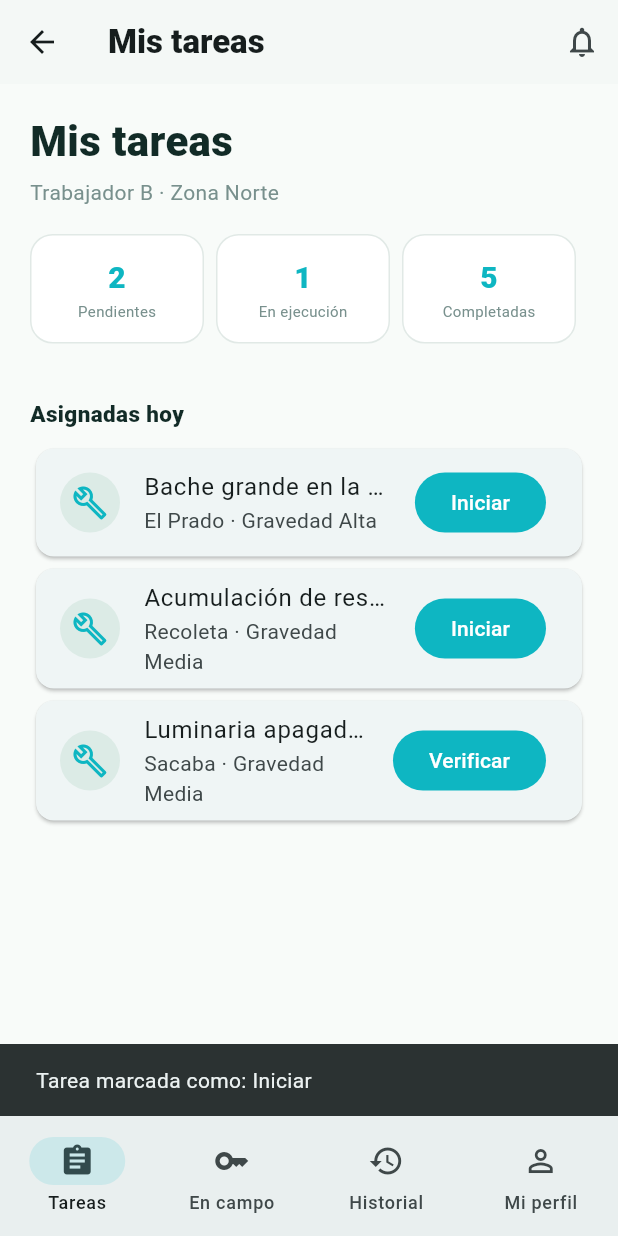
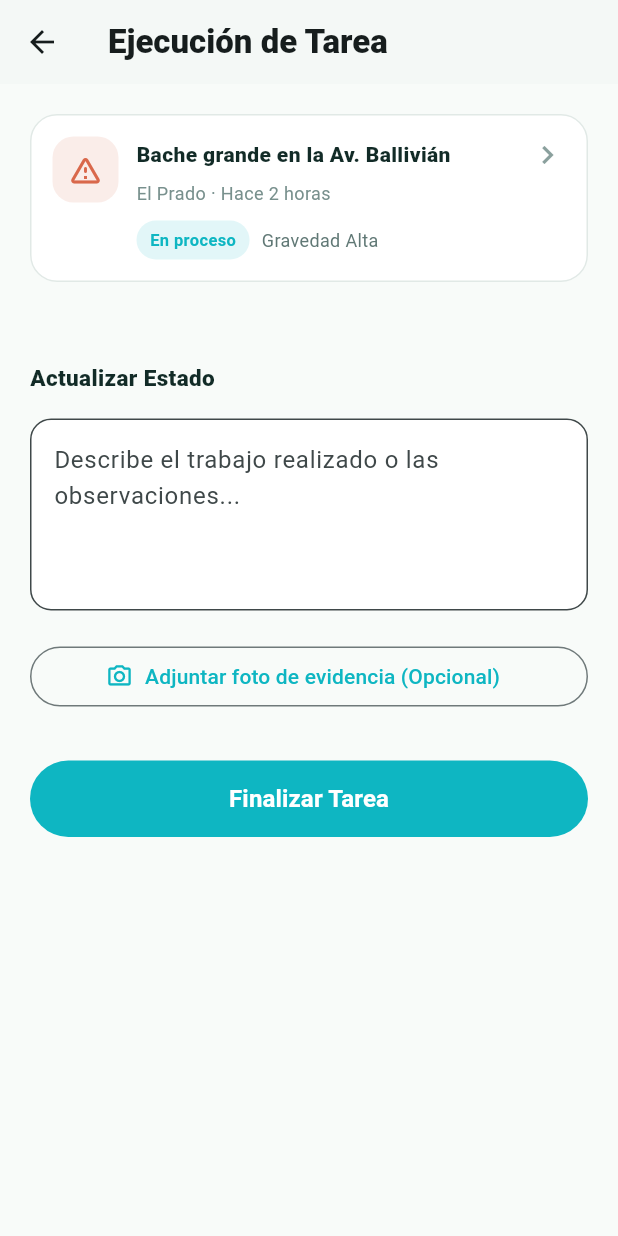
Before and after one commit to Marce0c0/Radar-Kochala, a Flutter app: the FieldWorkerView screen opened directly, after a tap on "Iniciar", on a phone screen of 412 x 824 dp. Run offline on Flutter 3.47's test engine with Material 3 defaults, Android fonts, the phone set to English and light mode, and no system bars; our stand-ins replace flutter_map, geolocator, image_picker, latlong2.

Commit message:
fix: mejoras en UX para Operador y Trabajador de Campo
- Se habilitó la navegación por pestañas (StatefulWidget + IndexedStack) para el Encargado de Campo.
- Se creó TaskExecutionView para tener una interfaz dedicada al resolver una tarea.
- Se implementó FlutterMap en el panel de Operadores reemplazando el mapa estático.
- Se conectaron correctamente los callbacks (onOpen) a los botones de reportes hardcodeados.

```diff
--- a/lib/views/staff/staff_views.dart
+++ b/lib/views/staff/staff_views.dart
@@ -1,9 +1,12 @@
 import 'package:flutter/material.dart';
+import 'package:flutter_map/flutter_map.dart'; // <-- Importamos el mapa
+import 'package:latlong2/latlong.dart'; // <-- Importamos latlong para coordenadas
 import '../../core/theme/app_theme.dart';
 import '../../data/models/report.dart';
 import '../reports/detail_view.dart';
 import '../widgets/report_card.dart';
 
+// --- MOCKS DE DATOS ---
 const _fieldPotholeTask = Report(
   id: '1',
   title: 'Bache grande en la Av. Ballivián',
@@ -30,6 +33,35 @@ const _fieldWasteTask = Report(
   longitude: -66.15,
 );
 
+const _mockReport3 = Report(
+  id: '3',
+  title: 'Hundimiento sobre la vía',
+  category: ReportCategory.pothole,
+  status: ReportStatus.reported,
+  neighborhood: 'Recoleta',
+  time: 'Hace 1 h',
+  severity: 'Alta',
+  description: 'Hundimiento visible en la calzada.',
+  latitude: -17.3850,
+  longitude: -66.1520,
+);
+
+const _mockReport4 = Report(
+  id: '4',
+  title: 'Luminaria apagada de noche',
+  category: ReportCategory.lighting,
+  status: ReportStatus.inProgress,
+  neighborhood: 'Sacaba',
+  time: 'Hace 3 h',
+  severity: 'Media',
+  description: 'Luminaria sin funcionamiento.',
+  latitude: -17.3950,
+  longitude: -66.1420,
+);
+
+// ==========================================
+// VISTA PRINCIPAL DEL STAFF (OPERADOR / ADMIN)
+// ==========================================
 class StaffHubView extends StatefulWidget {
   const StaffHubView({super.key, this.initialSection = 0});
 
@@ -102,16 +134,31 @@ class _StaffHubViewState extends State<StaffHubView> {
       .showSnackBar(SnackBar(content: Text(message)));
 }
 
-class FieldWorkerView extends StatelessWidget {
+// ==========================================
+// VISTA DEL ENCARGADO DE CAMPO (CORREGIDA)
+// ==========================================
+class FieldWorkerView extends StatefulWidget {
   const FieldWorkerView({super.key});
 
   @override
-  Widget build(BuildContext context) => Scaffold(
+  State<FieldWorkerView> createState() => _FieldWorkerViewState();
+}
+
+class _FieldWorkerViewState extends State<FieldWorkerView> {
+  int _currentIndex = 0; // Estado para controlar las pestañas
+
+  @override
+  Widget build(BuildContext context) {
+    return Scaffold(
       appBar: AppBar(
         title: const Text('Mis tareas', style: TextStyle(fontWeight: FontWeight.w900)),
         actions: [IconButton(onPressed: () {}, icon: const Icon(Icons.notifications_none))],
       ),
-        body: ListView(
+      body: IndexedStack(
+        index: _currentIndex,
+        children: [
+          // Pestaña 0: Lista de Tareas
+          ListView(
             padding: const EdgeInsets.fromLTRB(20, 18, 20, 30),
             children: const [
               _PageIntro(title: 'Mis tareas', subtitle: 'Trabajador B · Zona Norte'),
@@ -120,24 +167,20 @@ class FieldWorkerView extends StatelessWidget {
               _Heading('Asignadas hoy'),
               _TaskCard(report: _fieldPotholeTask, action: 'Iniciar'),
               _TaskCard(report: _fieldWasteTask, action: 'Iniciar'),
-            _TaskCard(
-              report: Report(
-                id: '4',
-                title: 'Luminaria apagada de noche',
-                category: ReportCategory.lighting,
-                status: ReportStatus.inProgress,
-                neighborhood: 'Sacaba',
-                time: 'Hace 3 h',
-                severity: 'Media',
-                description: 'Luminaria sin funcionamiento.',
+              _TaskCard(report: _mockReport4, action: 'Verificar'),
+            ],
           ),
-              action: 'Verificar',
-            ),
+          // Pestaña 1: En Campo (Placeholder)
+          const Center(child: Text('Modo "En campo" (Mapa de ruta) próximo a implementarse', style: TextStyle(color: Colors.grey))),
+          // Pestaña 2: Historial (Placeholder)
+          const Center(child: Text('Historial de tareas finalizadas', style: TextStyle(color: Colors.grey))),
+          // Pestaña 3: Perfil (Placeholder)
+          const Center(child: Text('Configuración del perfil del trabajador', style: TextStyle(color: Colors.grey))),
         ],
       ),
       bottomNavigationBar: NavigationBar(
-          selectedIndex: 0,
-          onDestinationSelected: (_) {},
+        selectedIndex: _currentIndex,
+        onDestinationSelected: (index) => setState(() => _currentIndex = index),
         destinations: const [
           NavigationDestination(icon: Icon(Icons.assignment_outlined), selectedIcon: Icon(Icons.assignment), label: 'Tareas'),
           NavigationDestination(icon: Icon(Icons.key_outlined), selectedIcon: Icon(Icons.key), label: 'En campo'),
@@ -147,6 +190,58 @@ class FieldWorkerView extends StatelessWidget {
       ),
     );
   }
+}
+
+// Pantalla para ejecutar/completar una tarea (NUEVA)
+class TaskExecutionView extends StatelessWidget {
+  const TaskExecutionView({super.key, required this.report});
+  final Report report;
+
+  @override
+  Widget build(BuildContext context) {
+    return Scaffold(
+      appBar: AppBar(title: const Text('Ejecución de Tarea', style: TextStyle(fontWeight: FontWeight.w900))),
+      body: ListView(
+        padding: const EdgeInsets.all(20),
+        children: [
+          ReportCard(report: report, onTap: () {}),
+          const SizedBox(height: 24),
+          const _Heading('Actualizar Estado'),
+          const SizedBox(height: 8),
+          TextField(
+            maxLines: 4,
+            decoration: InputDecoration(
+              hintText: 'Describe el trabajo realizado o las observaciones...',
+              border: OutlineInputBorder(borderRadius: BorderRadius.circular(14)),
+              filled: true,
+              fillColor: Colors.white,
+            ),
+          ),
+          const SizedBox(height: 20),
+          OutlinedButton.icon(
+            onPressed: () {
+              ScaffoldMessenger.of(context).showSnackBar(const SnackBar(content: Text('Abriendo cámara...')));
+            },
+            icon: const Icon(Icons.camera_alt_outlined),
+            label: const Text('Adjuntar foto de evidencia (Opcional)'),
+          ),
+          const SizedBox(height: 32),
+          FilledButton(
+            onPressed: () {
+              ScaffoldMessenger.of(context).showSnackBar(const SnackBar(content: Text('Tarea marcada como completada')));
+              Navigator.pop(context); // Volver a la lista
+            },
+            style: FilledButton.styleFrom(
+              padding: const EdgeInsets.symmetric(vertical: 14),
+              backgroundColor: AppTheme.teal,
+            ),
+            child: const Text('Finalizar Tarea', style: TextStyle(fontSize: 16, fontWeight: FontWeight.bold)),
+          ),
+        ],
+      ),
+    );
+  }
+}
 
 class _TaskCard extends StatelessWidget {
   const _TaskCard({required this.report, required this.action});
@@ -155,71 +250,107 @@ class _TaskCard extends StatelessWidget {
 
   @override
   Widget build(BuildContext context) => Card(
+        margin: const EdgeInsets.only(bottom: 10),
         child: ListTile(
           leading: const CircleAvatar(backgroundColor: Color(0xffdcebe6), child: Icon(Icons.build_outlined, color: AppTheme.teal)),
           title: Text(report.title, maxLines: 1, overflow: TextOverflow.ellipsis),
           subtitle: Text('${report.neighborhood} · Gravedad ${report.severity}'),
           trailing: FilledButton(
-            onPressed: () => ScaffoldMessenger.of(context).showSnackBar(SnackBar(content: Text('Tarea marcada como: $action'))),
+            onPressed: () => Navigator.push(context, MaterialPageRoute(builder: (_) => TaskExecutionView(report: report))),
             child: Text(action),
           ),
         ),
       );
 }
 
+// ==========================================
+// VISTAS INTERNAS DEL OPERADOR MUNICIPAL
+// ==========================================
 class _OperatorBoard extends StatelessWidget {
   const _OperatorBoard({required this.onOpen});
   final ValueChanged<Report> onOpen;
+
   @override
   Widget build(BuildContext context) => ListView(
         padding: const EdgeInsets.fromLTRB(20, 18, 20, 30),
         children: [
-          const _PageIntro(
-              title: 'Panel operador',
-              subtitle: 'Distrito Centro · Turno mañana'),
-          const _StatsRow(items: [
-            ('3', 'Pendientes'),
-            ('2', 'En proceso'),
-            ('3', 'Resueltas')
-          ]),
+          const _PageIntro(title: 'Panel operador', subtitle: 'Distrito Centro · Turno mañana'),
+          const _StatsRow(items: [('3', 'Pendientes'), ('2', 'En proceso'), ('3', 'Resueltas')]),
           const _Heading('Requieren validación'),
-          _StaffReport(
-              report: reportsSeed[1],
-              action: 'Validar',
-              onTap: () => onOpen(reportsSeed[1])),
-          _StaffReport(
-              report: const Report(
-                  id: '3',
-                  title: 'Hundimiento sobre la vía',
-                  category: ReportCategory.pothole,
-                  status: ReportStatus.reported,
-                  neighborhood: 'Recoleta',
-                  time: 'Hace 1 h',
-                  severity: 'Alta',
-                  description: 'Hundimiento visible en la calzada.'),
-              action: 'Validar',
-              onTap: () {}),
+          _StaffReport(report: reportsSeed[1], action: 'Validar', onTap: () => onOpen(reportsSeed[1])),
+          // Corrección: onOpen asignado correctamente en lugar de () {}
+          _StaffReport(report: _mockReport3, action: 'Validar', onTap: () => onOpen(_mockReport3)),
           const _Heading('En proceso'),
-          _StaffReport(
-              report: reportsSeed[0],
-              action: 'Asignar',
-              onTap: () => onOpen(reportsSeed[0])),
-          _StaffReport(
-              report: const Report(
-                  id: '4',
-                  title: 'Luminaria apagada de noche',
-                  category: ReportCategory.lighting,
-                  status: ReportStatus.inProgress,
-                  neighborhood: 'Sacaba',
-                  time: 'Hace 3 h',
-                  severity: 'Media',
-                  description: 'Luminaria sin funcionamiento.'),
-              action: 'Asignar',
-              onTap: () {}),
+          _StaffReport(report: reportsSeed[0], action: 'Asignar', onTap: () => onOpen(reportsSeed[0])),
+          // Corrección: onOpen asignado correctamente
+          _StaffReport(report: _mockReport4, action: 'Asignar', onTap: () => onOpen(_mockReport4)),
         ],
       );
 }
 
+class _StaffMapView extends StatelessWidget {
+  const _StaffMapView({required this.onOpen});
+  final ValueChanged<Report> onOpen;
+
+  @override
+  Widget build(BuildContext context) {
+    // Lista de reportes simulados activos para el mapa
+    final activeReports = [reportsSeed[0], reportsSeed[1], _mockReport3, _mockReport4];
+
+    return ListView(
+      padding: const EdgeInsets.all(20),
+      children: [
+        const _PageIntro(title: 'Mapa de reportes', subtitle: 'Vista operador · Todos los activos'),
+
+        // CORRECCIÓN: Mapa Real Integrado para Operadores
+        ClipRRect(
+          borderRadius: BorderRadius.circular(20),
+          child: SizedBox(
+            height: 300,
+            child: FlutterMap(
+              options: const MapOptions(
+                initialCenter: LatLng(-17.3895, -66.1568),
+                initialZoom: 13.5,
+              ),
+              children: [
+                TileLayer(
+                  urlTemplate: 'https://tile.openstreetmap.org/{z}/{x}/{y}.png',
+                  userAgentPackageName: 'com.example.cochabamba_reporta',
+                ),
+                MarkerLayer(
+                  markers: activeReports.map((report) => Marker(
+                    point: LatLng(report.latitude ?? -17.3895, report.longitude ?? -66.1568),
+                    width: 40,
+                    height: 40,
+                    child: GestureDetector(
+                      onTap: () => onOpen(report), // Abre el detalle al tocar el marcador
+                      child: Container(
+                        decoration: BoxDecoration(
+                          color: AppTheme.ink,
+                          shape: BoxShape.circle,
+                          border: Border.all(color: Colors.white, width: 2),
+                          boxShadow: const [BoxShadow(color: Colors.black26, blurRadius: 4)],
+                        ),
+                        child: const Icon(Icons.report_problem, color: Colors.white, size: 20),
+                      ),
+                    ),
+                  )).toList(),
+                ),
+              ],
+            ),
+          ),
+        ),
+        const SizedBox(height: 20),
+        const _Heading('Lista rápida'),
+        ...activeReports.map((r) => _StaffReport(report: r, action: 'Abrir', onTap: () => onOpen(r))),
+      ],
+    );
+  }
+}
+
+// ==========================================
+// COMPONENTES REUTILIZABLES
+// ==========================================
 class ValidateReportView extends StatefulWidget {
   const ValidateReportView({super.key, required this.report});
   final Report report;
@@ -239,47 +370,19 @@ class _ValidateReportViewState extends State<ValidateReportView> {
 
   @override
   Widget build(BuildContext context) => Scaffold(
-        appBar: AppBar(
-            title: const Text('Validar reporte',
-                style: TextStyle(fontWeight: FontWeight.w900))),
+        appBar: AppBar(title: const Text('Validar reporte', style: TextStyle(fontWeight: FontWeight.w900))),
         body: ListView(padding: const EdgeInsets.all(20), children: [
-          ReportCard(
-              report: widget.report,
-              onTap: () => Navigator.push(
-                  context,
-                  MaterialPageRoute(
-                      builder: (_) => DetailView(report: widget.report)))),
+          ReportCard(report: widget.report, onTap: () => Navigator.push(context, MaterialPageRoute(builder: (_) => DetailView(report: widget.report)))),
           const _Heading('Clasificar gravedad'),
-          _Segmented(
-              options: const ['Alta', 'Media', 'Baja'],
-              selected: widget.report.severity,
-              onChanged: (_) {}),
+          _Segmented(options: const ['Alta', 'Media', 'Baja'], selected: widget.report.severity, onChanged: (_) {}),
           const _Heading('Actualizar estado'),
-          _Segmented(
-              options: const [
-                'Reportado',
-                'En revisión',
-                'En proceso',
-                'Resuelto'
-              ],
-              selected: status,
-              onChanged: (value) => setState(() => status = value)),
+          _Segmented(options: const ['Reportado', 'En revisión', 'En proceso', 'Resuelto'], selected: status, onChanged: (value) => setState(() => status = value)),
           const _Heading('Asignar encargado de campo'),
-          ...['Trabajador A', 'Trabajador B', 'Trabajador C', 'Trabajador D']
-              .map((name) => _WorkerTile(
-                  name: name,
-                  selected: worker == name,
-                  onTap: () => setState(() => worker = name))),
+          ...['Trabajador A', 'Trabajador B', 'Trabajador C', 'Trabajador D'].map((name) => _WorkerTile(name: name, selected: worker == name, onTap: () => setState(() => worker = name))),
           const _Heading('Nota de atención'),
-          TextField(
-              controller: note,
-              maxLines: 3,
-              decoration: const InputDecoration(
-                  hintText: 'Priorizar trabajo antes del mediodía...')),
+          TextField(controller: note, maxLines: 3, decoration: const InputDecoration(hintText: 'Priorizar trabajo antes del mediodía...')),
           const SizedBox(height: 18),
-          FilledButton(
-              onPressed: () => Navigator.pop(context),
-              child: const Text('Guardar y asignar')),
+          FilledButton(onPressed: () => Navigator.pop(context), child: const Text('Guardar y asignar')),
         ]),
       );
 }
@@ -290,55 +393,14 @@ class _TeamView extends StatelessWidget {
   @override
   Widget build(BuildContext context) =>
       ListView(padding: const EdgeInsets.all(20), children: [
-        const _PageIntro(
-            title: 'Gestión de equipo', subtitle: '7 miembros · 4 en línea'),
-        ...[
-          'Trabajador A',
-          'Trabajador B',
-          'Trabajador C',
-          'Trabajador D',
-          'Trabajador E',
-          'Supervisor F',
-          'Supervisor G'
-        ].map((name) => Card(
+        const _PageIntro(title: 'Gestión de equipo', subtitle: '7 miembros · 4 en línea'),
+        ...['Trabajador A', 'Trabajador B', 'Trabajador C', 'Trabajador D', 'Trabajador E', 'Supervisor F', 'Supervisor G']
+            .map((name) => Card(
                 child: ListTile(
-                leading: CircleAvatar(
-                    backgroundColor: AppTheme.teal,
-                    child: Text(name.substring(name.length - 1))),
+                    leading: CircleAvatar(backgroundColor: AppTheme.teal, child: Text(name.substring(name.length - 1))),
                     title: Text(name),
                     subtitle: const Text('Zona Centro · En línea'),
-                trailing: name.contains('Trabajador') && !name.contains('D')
-                    ? const FilledButton(
-                        onPressed: null, child: Text('Asignar'))
-                    : null))),
-      ]);
-}
-
-class _StaffMapView extends StatelessWidget {
-  const _StaffMapView({required this.onOpen});
-  final ValueChanged<Report> onOpen;
-  @override
-  Widget build(BuildContext context) =>
-      ListView(padding: const EdgeInsets.all(20), children: [
-        const _PageIntro(
-            title: 'Mapa de reportes',
-            subtitle: 'Vista operador · Todos los activos'),
-        Container(
-            height: 220,
-            decoration: BoxDecoration(
-                color: const Color(0xffdcebe6),
-                borderRadius: BorderRadius.circular(20)),
-            child: const Center(
-                child: Icon(Icons.map, size: 80, color: AppTheme.teal))),
-        const SizedBox(height: 16),
-        _StaffReport(
-            report: reportsSeed[0],
-            action: 'Abrir',
-            onTap: () => onOpen(reportsSeed[0])),
-        _StaffReport(
-            report: reportsSeed[1],
-            action: 'Abrir',
-            onTap: () => onOpen(reportsSeed[1])),
+                    trailing: name.contains('Trabajador') && !name.contains('D') ? const FilledButton(onPressed: null, child: Text('Asignar')) : null))),
       ]);
 }
 
@@ -348,35 +410,14 @@ class _AdminView extends StatelessWidget {
   @override
   Widget build(BuildContext context) =>
       ListView(padding: const EdgeInsets.all(20), children: [
-        const _PageIntro(
-            title: 'Panel admin', subtitle: 'Configuración del sistema'),
-        const _StatsRow(items: [
-          ('5', 'Usuarios'),
-          ('1', 'Operadores'),
-          ('1', 'Suspendidos')
-        ]),
+        const _PageIntro(title: 'Panel admin', subtitle: 'Configuración del sistema'),
+        const _StatsRow(items: [('5', 'Usuarios'), ('1', 'Operadores'), ('1', 'Suspendidos')]),
         const _Heading('Gestión'),
-        ...[
-          'Zonas y distritos',
-          'Categorías de reportes',
-          'Notificaciones',
-          'Roles y permisos',
-          'Seguridad y acceso',
-          'Backup y exportación'
-        ].map((title) => ListTile(
-            leading: const Icon(Icons.tune, color: AppTheme.teal),
-            title: Text(title),
-            trailing: const Icon(Icons.chevron_right),
-            onTap: () => onMessage('$title abierto'))),
+        ...['Zonas y distritos', 'Categorías de reportes', 'Notificaciones', 'Roles y permisos', 'Seguridad y acceso', 'Backup y exportación']
+            .map((title) => ListTile(leading: const Icon(Icons.tune, color: AppTheme.teal), title: Text(title), trailing: const Icon(Icons.chevron_right), onTap: () => onMessage('$title abierto'))),
         const _Heading('Estadísticas del sistema'),
-        const ListTile(
-            title: Text('Total reportes registrados'),
-            trailing:
-                Text('1,250', style: TextStyle(fontWeight: FontWeight.w800))),
-        const ListTile(
-            title: Text('Reportes resueltos'),
-            trailing: Text('890 (71%)',
-                style: TextStyle(fontWeight: FontWeight.w800))),
+        const ListTile(title: Text('Total reportes registrados'), trailing: Text('1,250', style: TextStyle(fontWeight: FontWeight.w800))),
+        const ListTile(title: Text('Reportes resueltos'), trailing: Text('890 (71%)', style: TextStyle(fontWeight: FontWeight.w800))),
       ]);
 }
 
@@ -388,11 +429,7 @@ class _PageIntro extends StatelessWidget {
   Widget build(BuildContext context) => Padding(
       padding: const EdgeInsets.only(bottom: 18),
       child: Column(crossAxisAlignment: CrossAxisAlignment.start, children: [
-        Text(title,
-            style: const TextStyle(
-                fontSize: 28,
-                fontWeight: FontWeight.w900,
-                color: AppTheme.ink)),
+        Text(title, style: const TextStyle(fontSize: 28, fontWeight: FontWeight.w900, color: AppTheme.ink)),
         const SizedBox(height: 4),
         Text(subtitle, style: const TextStyle(color: Color(0xff78908d)))
       ]));
@@ -402,11 +439,7 @@ class _Heading extends StatelessWidget {
   const _Heading(this.text);
   final String text;
   @override
-  Widget build(BuildContext context) => Padding(
-      padding: const EdgeInsets.only(top: 18, bottom: 9),
-      child: Text(text,
-          style: const TextStyle(
-              fontSize: 15, fontWeight: FontWeight.w900, color: AppTheme.ink)));
+  Widget build(BuildContext context) => Padding(padding: const EdgeInsets.only(top: 18, bottom: 9), child: Text(text, style: const TextStyle(fontSize: 15, fontWeight: FontWeight.w900, color: AppTheme.ink)));
 }
 
 class _StatsRow extends StatelessWidget {
@@ -414,46 +447,28 @@ class _StatsRow extends StatelessWidget {
   final List<(String, String)> items;
   @override
   Widget build(BuildContext context) => Row(
-        children: items
-            .map((item) => Expanded(
+        children: items.map((item) => Expanded(
                   child: Container(
                     margin: const EdgeInsets.only(right: 8),
                     padding: const EdgeInsets.symmetric(vertical: 14),
-                    decoration: BoxDecoration(
-                      color: Colors.white,
-                      borderRadius: BorderRadius.circular(15),
-                      border: Border.all(color: const Color(0xffe1e9e6)),
+                    decoration: BoxDecoration(color: Colors.white, borderRadius: BorderRadius.circular(15), border: Border.all(color: const Color(0xffe1e9e6))),
+                    child: Column(children: [Text(item.$1, style: const TextStyle(fontSize: 20, fontWeight: FontWeight.w900, color: AppTheme.teal)), Text(item.$2, style: const TextStyle(fontSize: 10, color: Color(0xff78908d)))]),
                   ),
-                    child: Column(children: [
-                      Text(item.$1,
-                          style: const TextStyle(
-                              fontSize: 20,
-                              fontWeight: FontWeight.w900,
-                              color: AppTheme.teal)),
-                      Text(item.$2,
-                          style: const TextStyle(
-                              fontSize: 10, color: Color(0xff78908d))),
-                    ]),
-                  ),
-                ))
-            .toList(),
+                )).toList(),
       );
 }
 
 class _StaffReport extends StatelessWidget {
-  const _StaffReport(
-      {required this.report, required this.action, required this.onTap});
+  const _StaffReport({required this.report, required this.action, required this.onTap});
   final Report report;
   final String action;
   final VoidCallback onTap;
   @override
   Widget build(BuildContext context) => Card(
+        margin: const EdgeInsets.only(bottom: 10),
         child: ListTile(
-          leading: const CircleAvatar(
-              backgroundColor: Color(0xffdcebe6),
-              child: Icon(Icons.report, color: AppTheme.teal)),
-          title:
-              Text(report.title, maxLines: 1, overflow: TextOverflow.ellipsis),
+          leading: const CircleAvatar(backgroundColor: Color(0xffdcebe6), child: Icon(Icons.report, color: AppTheme.teal)),
+          title: Text(report.title, maxLines: 1, overflow: TextOverflow.ellipsis),
           subtitle: Text('${report.neighborhood} · ${report.time}'),
           trailing: FilledButton(onPressed: onTap, child: Text(action)),
         ),
@@ -461,39 +476,24 @@ class _StaffReport extends StatelessWidget {
 }
 
 class _Segmented extends StatelessWidget {
-  const _Segmented(
-      {required this.options, required this.selected, required this.onChanged});
+  const _Segmented({required this.options, required this.selected, required this.onChanged});
   final List<String> options;
   final String selected;
   final ValueChanged<String> onChanged;
   @override
   Widget build(BuildContext context) => Wrap(
       spacing: 8,
-      children: options
-          .map((option) => ChoiceChip(
-              label: Text(option),
-              selected: option == selected,
-              onSelected: (_) => onChanged(option)))
-          .toList());
+      children: options.map((option) => ChoiceChip(label: Text(option), selected: option == selected, onSelected: (_) => onChanged(option))).toList());
 }
 
 class _WorkerTile extends StatelessWidget {
-  const _WorkerTile(
-      {required this.name, required this.selected, required this.onTap});
+  const _WorkerTile({required this.name, required this.selected, required this.onTap});
   final String name;
   final bool selected;
   final VoidCallback onTap;
-
   @override
   Widget build(BuildContext context) => Card(
         color: selected ? const Color(0xffe5f1ed) : Colors.white,
-        child: ListTile(
-          leading: Icon(
-              selected ? Icons.radio_button_checked : Icons.radio_button_off,
-              color: AppTheme.teal),
-          title: Text(name),
-          subtitle: const Text('En línea'),
-          onTap: onTap,
-        ),
+        child: ListTile(leading: Icon(selected ? Icons.radio_button_checked : Icons.radio_button_off, color: AppTheme.teal), title: Text(name), subtitle: const Text('En línea'), onTap: onTap),
       );
 }
```
Lines whose indentation alone changed are shown as unchanged.
